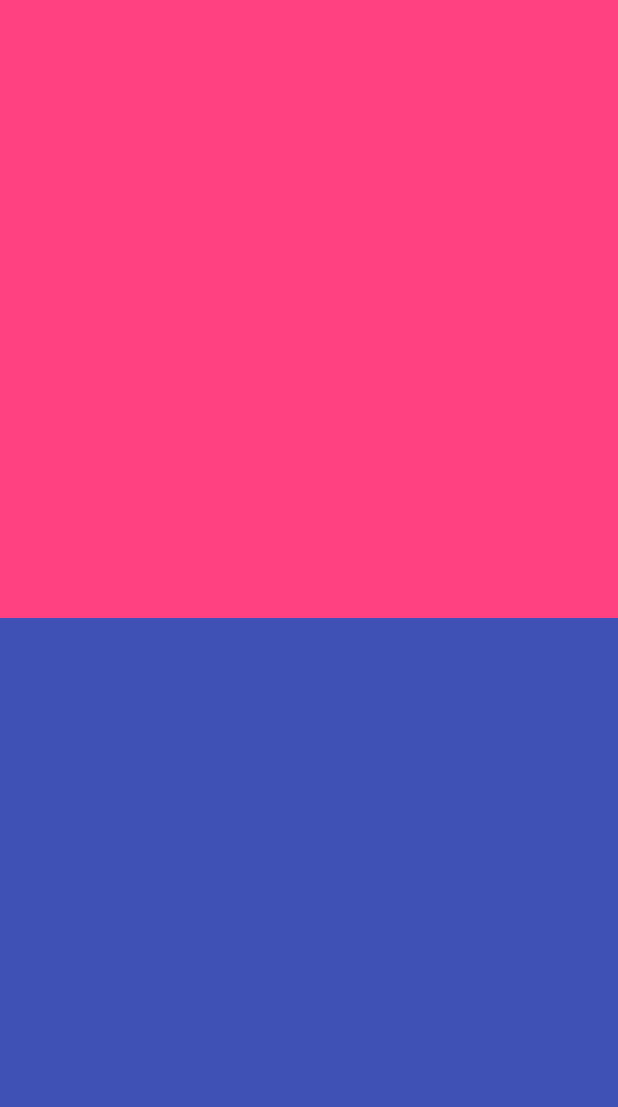
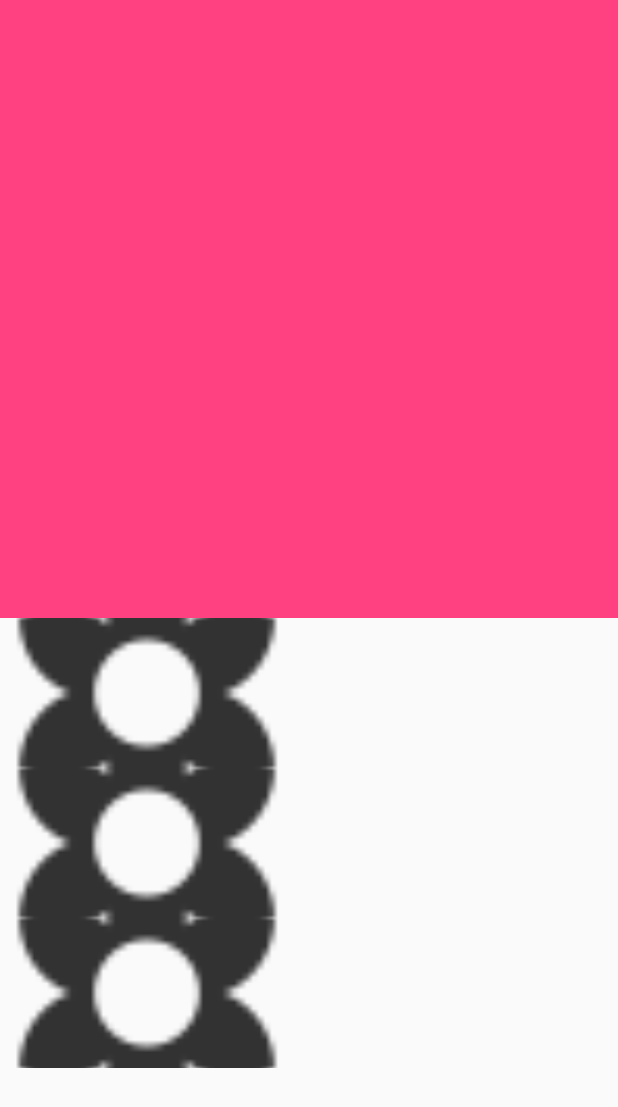
Before and after one commit to vamsidharmuthireddy/LeafRecognizer, an Android app: the layout activity_annotation.xml on its own in the app's theme, with its tools: preview values and no code run, on a phone screen of 412 x 824 dp. Shown: the top 1107 px of the screen. Run offline under Robolectric (Android 15) with nearby library versions, the phone set to English and light mode, and no system bars.

Commit message:
Receive text. Add next screen or cropping part

```diff
--- a/app/src/main/AndroidManifest.xml
+++ b/app/src/main/AndroidManifest.xml
@@ -8,6 +8,7 @@
     <uses-permission android:name="android.permission.ACCESS_FINE_LOCATION" />
     <uses-permission android:name="android.permission.ACCESS_COARSE_LOCATION" />
     <uses-permission android:name="android.permission.CAMERA" />
+    <uses-permission android:name="android.permission.ACCESS_NETWORK_STATE"/>
 
     <uses-feature
         android:name="android.hardware.camera"
--- a/app/src/main/res/layout/activity_annotation.xml
+++ b/app/src/main/res/layout/activity_annotation.xml
@@ -23,24 +23,33 @@
         android:layout_height="match_parent"
         android:layout_weight="0.5"
         android:orientation="vertical">
+        <ScrollView
+            android:layout_width="match_parent"
+            android:layout_height="wrap_content">
+            <LinearLayout
+                android:layout_width="match_parent"
+                android:layout_height="match_parent"
+                android:orientation="vertical">
 
-        <ImageView
-            android:layout_width="match_parent"
-            android:layout_height="match_parent"
-            android:id="@+id/result_image"
-            android:src="@color/colorPrimary"/>
+                <include
+                    android:id="@+id/result_1"
+                    layout="@layout/card_result"
+                    android:layout_width="match_parent"
+                    android:layout_height="wrap_content"/>
 
-        <ImageView
-            android:layout_width="match_parent"
-            android:layout_height="match_parent"
-            android:id="@+id/result_image_2"
-            android:src="@color/colorPrimary"/>
+                <include
+                    android:id="@+id/result_2"
+                    layout="@layout/card_result"
+                    android:layout_width="match_parent"
+                    android:layout_height="wrap_content"/>
 
-        <ImageView
-            android:layout_width="match_parent"
-            android:layout_height="match_parent"
-            android:id="@+id/result_image_3"
-            android:src="@color/colorPrimary"/>
+                <include
+                    android:id="@+id/result_3"
+                    layout="@layout/card_result"
+                    android:layout_width="match_parent"
+                    android:layout_height="wrap_content"/>
+            </LinearLayout>
+        </ScrollView>
     </LinearLayout>
 
 </LinearLayout>
--- /dev/null
+++ b/app/src/main/res/layout/card_result.xml
@@ -0,0 +1,40 @@
+<?xml version="1.0" encoding="utf-8"?>
+<android.support.constraint.ConstraintLayout
+    xmlns:android="http://schemas.android.com/apk/res/android" android:layout_width="match_parent"
+    android:layout_height="match_parent">
+
+    <LinearLayout
+        android:layout_width="wrap_content"
+        android:layout_height="match_parent"
+        android:orientation="horizontal"
+        android:layout_margin="10sp">
+
+        <LinearLayout
+            android:layout_width="wrap_content"
+            android:layout_height="match_parent"
+            android:orientation="horizontal"
+            android:layout_weight="0.5">
+
+                <ImageView
+                    android:id="@+id/result_image"
+                    android:layout_width="200dp"
+                    android:layout_height="100dp"
+                    android:src="@drawable/ic_leaf"
+                    android:scaleType="centerCrop"
+                    android:layout_margin="0dp"
+                    android:padding="0dp"/>
+        </LinearLayout>
+        <LinearLayout
+            android:layout_width="wrap_content"
+            android:layout_height="match_parent"
+            android:orientation="horizontal"
+            android:layout_weight="0.5">
+
+            <TextView
+                android:id="@+id/result_text"
+                android:layout_width="match_parent"
+                android:layout_height="wrap_content"/>
+
+        </LinearLayout>
+    </LinearLayout>
+</android.support.constraint.ConstraintLayout>
--- a/build.gradle
+++ b/build.gradle
@@ -19,6 +19,12 @@ allprojects {
     repositories {
         google()
         jcenter()
+        mavenCentral()
+        maven { url 'https://maven.google.com' }
+        maven {
+            name 'glide-snapshot'
+            url 'http://oss.sonatype.org/content/repositories/snapshots'
+        }
     }
 }
 
```
Also changed, not shown: app/build.gradle (+5 -2 lines), app/src/main/java/www/cvit/leafrecognizer/AnnotationActivity.java (+35 -18 lines), app/src/main/java/www/cvit/leafrecognizer/ContactServer.java (+26 -21 lines), app/src/main/res/drawable-hdpi/ic_leaf.png (added), app/src/main/res/drawable-mdpi/ic_leaf.png (added), app/src/main/res/drawable-xhdpi/ic_leaf.png (added), app/src/main/res/drawable-xxhdpi/ic_leaf.png (added).
